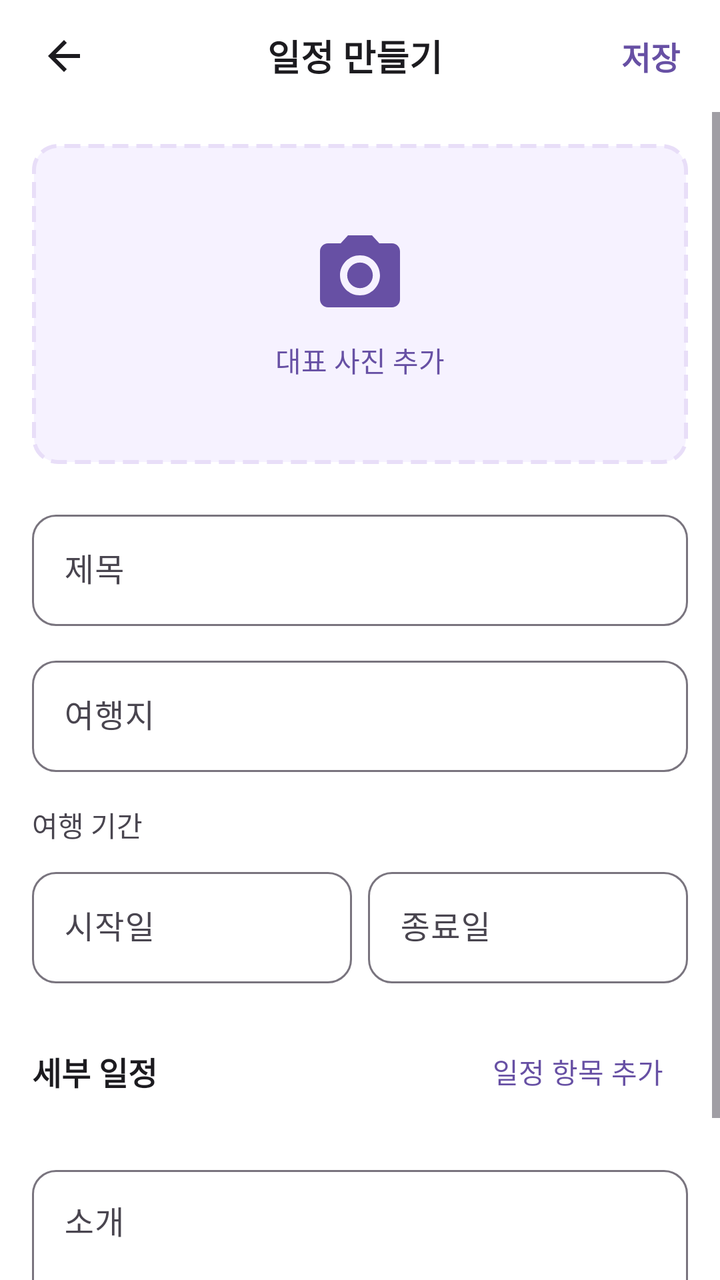
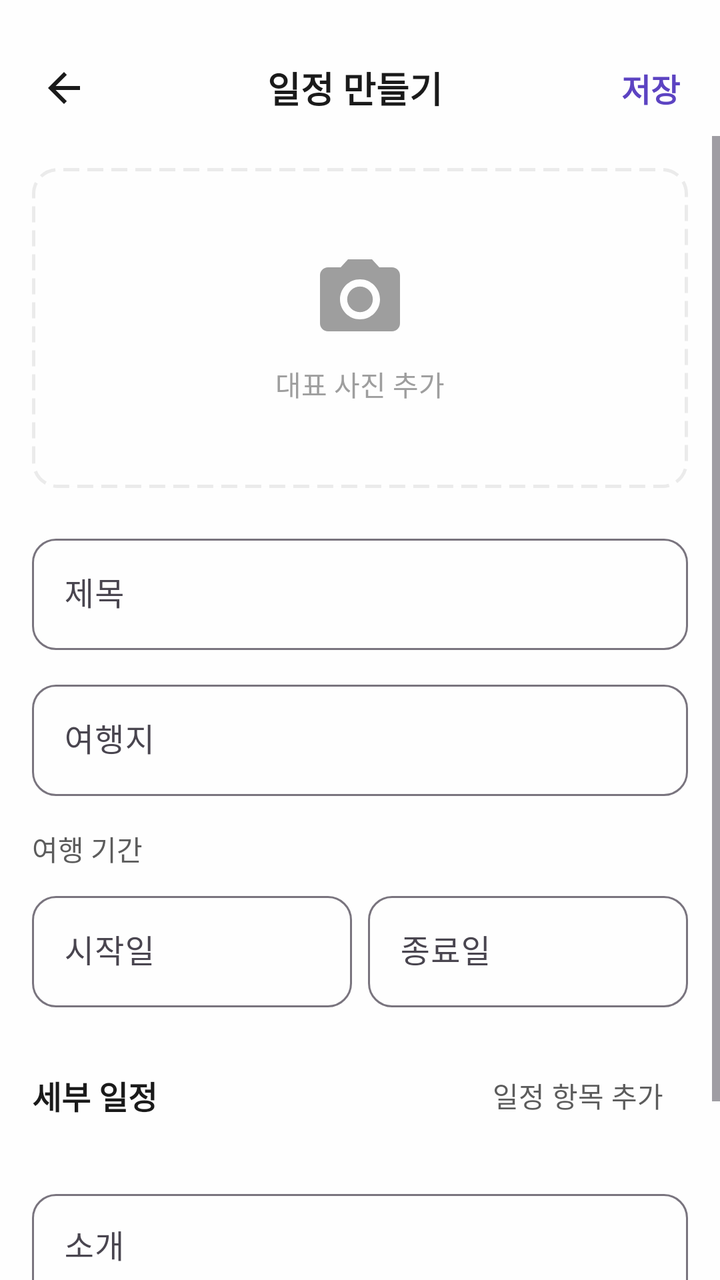

The first picture is an Android layout as it rendered before a commit; the second is the same layout after the commit. The layout source and the unified diff follow.
<!-- AndroidManifest.xml: application theme Theme.TripShare -->
<!-- res/layout/activity_create_itinerary.xml -->
<?xml version="1.0" encoding="utf-8"?>
<LinearLayout xmlns:android="http://schemas.android.com/apk/res/android"
    xmlns:app="http://schemas.android.com/apk/res-auto"
    android:layout_width="match_parent"
    android:layout_height="match_parent"
    android:background="@color/white"
    android:orientation="vertical">

    <LinearLayout
        android:layout_width="match_parent"
        android:layout_height="56dp"
        android:gravity="center_vertical"
        android:orientation="horizontal"
        android:paddingHorizontal="8dp">

        <ImageButton
            android:id="@+id/btn_back"
            android:layout_width="48dp"
            android:layout_height="48dp"
            android:background="?attr/selectableItemBackgroundBorderless"
            android:contentDescription="@null"
            android:src="@drawable/ic_back" />

        <TextView
            android:layout_width="0dp"
            android:layout_height="wrap_content"
            android:layout_weight="1"
            android:gravity="center"
            android:text="@string/create_itinerary"
            android:textColor="@color/text_primary"
            android:textSize="18sp"
            android:textStyle="bold" />

        <TextView
            android:id="@+id/btn_save"
            android:layout_width="wrap_content"
            android:layout_height="wrap_content"
            android:padding="12dp"
            android:text="@string/save"
            android:textColor="@color/purple_primary"
            android:textSize="16sp"
            android:textStyle="bold" />
    </LinearLayout>

    <ScrollView
        android:layout_width="match_parent"
        android:layout_height="0dp"
        android:layout_weight="1">

        <LinearLayout
            android:layout_width="match_parent"
            android:layout_height="wrap_content"
            android:orientation="vertical"
            android:padding="16dp">

            <LinearLayout
                android:layout_width="match_parent"
                android:layout_height="160dp"
                android:background="@drawable/bg_dashed_box"
                android:gravity="center"
                android:orientation="vertical">

                <ImageView
                    android:layout_width="48dp"
                    android:layout_height="48dp"
                    android:contentDescription="@null"
                    android:src="@drawable/ic_camera" />

                <TextView
                    android:layout_width="wrap_content"
                    android:layout_height="wrap_content"
                    android:layout_marginTop="8dp"
                    android:text="@string/add_cover_photo"
                    android:textColor="@color/purple_primary"
                    android:textSize="14sp" />
            </LinearLayout>

            <com.google.android.material.textfield.TextInputLayout
                android:layout_width="match_parent"
                android:layout_height="wrap_content"
                android:layout_marginTop="20dp"
                android:hint="@string/title"
                app:boxBackgroundMode="outline"
                app:boxCornerRadiusBottomEnd="12dp"
                app:boxCornerRadiusBottomStart="12dp"
                app:boxCornerRadiusTopEnd="12dp"
                app:boxCornerRadiusTopStart="12dp">

                <com.google.android.material.textfield.TextInputEditText
                    android:id="@+id/et_title"
                    android:layout_width="match_parent"
                    android:layout_height="wrap_content" />
            </com.google.android.material.textfield.TextInputLayout>

            <com.google.android.material.textfield.TextInputLayout
                android:layout_width="match_parent"
                android:layout_height="wrap_content"
                android:layout_marginTop="12dp"
                android:hint="@string/destination"
                app:boxBackgroundMode="outline"
                app:boxCornerRadiusBottomEnd="12dp"
                app:boxCornerRadiusBottomStart="12dp"
                app:boxCornerRadiusTopEnd="12dp"
                app:boxCornerRadiusTopStart="12dp">

                <com.google.android.material.textfield.TextInputEditText
                    android:id="@+id/et_destination"
                    android:layout_width="match_parent"
                    android:layout_height="wrap_content" />
            </com.google.android.material.textfield.TextInputLayout>

            <TextView
                android:layout_width="wrap_content"
                android:layout_height="wrap_content"
                android:layout_marginTop="16dp"
                android:text="@string/travel_period"
                android:textColor="@color/text_secondary"
                android:textSize="14sp" />

            <LinearLayout
                android:layout_width="match_parent"
                android:layout_height="wrap_content"
                android:layout_marginTop="8dp"
                android:orientation="horizontal">

                <com.google.android.material.textfield.TextInputLayout
                    android:layout_width="0dp"
                    android:layout_height="wrap_content"
                    android:layout_marginEnd="8dp"
                    android:layout_weight="1"
                    android:hint="@string/start_date"
                    app:boxBackgroundMode="outline"
                    app:boxCornerRadiusBottomEnd="12dp"
                    app:boxCornerRadiusBottomStart="12dp"
                    app:boxCornerRadiusTopEnd="12dp"
                    app:boxCornerRadiusTopStart="12dp">

                    <com.google.android.material.textfield.TextInputEditText
                        android:id="@+id/et_start_date"
                        android:layout_width="match_parent"
                        android:layout_height="wrap_content"
                        android:focusable="false"
                        android:inputType="none" />
                </com.google.android.material.textfield.TextInputLayout>

                <com.google.android.material.textfield.TextInputLayout
                    android:layout_width="0dp"
                    android:layout_height="wrap_content"
                    android:layout_weight="1"
                    android:hint="@string/end_date"
                    app:boxBackgroundMode="outline"
                    app:boxCornerRadiusBottomEnd="12dp"
                    app:boxCornerRadiusBottomStart="12dp"
                    app:boxCornerRadiusTopEnd="12dp"
                    app:boxCornerRadiusTopStart="12dp">

                    <com.google.android.material.textfield.TextInputEditText
                        android:id="@+id/et_end_date"
                        android:layout_width="match_parent"
                        android:layout_height="wrap_content"
                        android:focusable="false"
                        android:inputType="none" />
                </com.google.android.material.textfield.TextInputLayout>
            </LinearLayout>

            <LinearLayout
                android:layout_width="match_parent"
                android:layout_height="wrap_content"
                android:layout_marginTop="20dp"
                android:gravity="center_vertical"
                android:orientation="horizontal">

                <TextView
                    android:layout_width="0dp"
                    android:layout_height="wrap_content"
                    android:layout_weight="1"
                    android:text="@string/schedule_section"
                    android:textColor="@color/text_primary"
                    android:textSize="16sp"
                    android:textStyle="bold" />

                <com.google.android.material.button.MaterialButton
                    android:id="@+id/btn_add_schedule"
                    style="@style/Widget.Material3.Button.TextButton"
                    android:layout_width="wrap_content"
                    android:layout_height="wrap_content"
                    android:text="@string/add_schedule"
                    android:textColor="@color/purple_primary" />
            </LinearLayout>

            <androidx.recyclerview.widget.RecyclerView
                android:id="@+id/rv_schedule_input"
                android:layout_width="match_parent"
                android:layout_height="wrap_content"
                android:layout_marginTop="8dp"
                android:nestedScrollingEnabled="false" />

            <com.google.android.material.textfield.TextInputLayout
                android:layout_width="match_parent"
                android:layout_height="wrap_content"
                android:layout_marginTop="12dp"
                android:hint="@string/introduction"
                app:boxBackgroundMode="outline"
                app:boxCornerRadiusBottomEnd="12dp"
                app:boxCornerRadiusBottomStart="12dp"
                app:boxCornerRadiusTopEnd="12dp"
                app:boxCornerRadiusTopStart="12dp"
                app:counterEnabled="true"
                app:counterMaxLength="200">

                <com.google.android.material.textfield.TextInputEditText
                    android:id="@+id/et_intro"
                    android:layout_width="match_parent"
                    android:layout_height="wrap_content"
                    android:gravity="top"
                    android:inputType="textMultiLine"
                    android:lines="4"
                    android:maxLength="200" />
            </com.google.android.material.textfield.TextInputLayout>
        </LinearLayout>
    </ScrollView>
</LinearLayout>
<!-- resources referenced by this layout -->
<resources>
  <color name="purple_primary">#6750A4</color>
  <color name="text_primary">#1C1B1F</color>
  <color name="text_secondary">#49454F</color>
  <color name="white">#FFFFFFFF</color>
  <!-- drawable bg_dashed_box (drawable) -->
  <?xml version="1.0" encoding="utf-8"?>
  <shape xmlns:android="http://schemas.android.com/apk/res/android"
      android:shape="rectangle">
      <solid android:color="@color/purple_surface" />
      <stroke
          android:width="2dp"
          android:color="@color/purple_light"
          android:dashWidth="8dp"
          android:dashGap="4dp" />
      <corners android:radius="12dp" />
  </shape>
  <!-- drawable ic_back (drawable) -->
  <vector xmlns:android="http://schemas.android.com/apk/res/android"
      android:width="24dp"
      android:height="24dp"
      android:viewportWidth="24"
      android:viewportHeight="24">
      <path
          android:fillColor="@color/text_primary"
          android:pathData="M20,11H7.83l5.59,-5.59L12,4l-8,8 8,8 1.41,-1.41L7.83,13H20v-2z" />
  </vector>
  <!-- drawable ic_camera (drawable) -->
  <vector xmlns:android="http://schemas.android.com/apk/res/android"
      android:width="48dp"
      android:height="48dp"
      android:viewportWidth="24"
      android:viewportHeight="24">
      <path
          android:fillColor="@color/purple_primary"
          android:pathData="M12,12m-3.2,0a3.2,3.2 0,1 1,6.4 0a3.2,3.2 0,1 1,-6.4 0" />
      <path
          android:fillColor="@color/purple_primary"
          android:pathData="M9,2L7.17,4H4c-1.1,0 -2,0.9 -2,2v12c0,1.1 0.9,2 2,2h16c1.1,0 2,-0.9 2,-2V6c0,-1.1 -0.9,-2 -2,-2h-3.17L15,2H9zM12,17c-2.76,0 -5,-2.24 -5,-5s2.24,-5 5,-5 5,2.24 5,5 -2.24,5 -5,5z" />
  </vector>
  <string name="add_cover_photo">대표 사진 추가</string>
  <string name="add_schedule">일정 항목 추가</string>
  <string name="create_itinerary">일정 만들기</string>
  <string name="destination">여행지</string>
  <string name="end_date">종료일</string>
  <string name="introduction">소개</string>
  <string name="save">저장</string>
  <string name="schedule_section">세부 일정</string>
  <string name="start_date">시작일</string>
  <string name="title">제목</string>
  <string name="travel_period">여행 기간</string>
  <style name="Theme.TripShare" parent="Base.Theme.TripShare" />
  <color name="purple_surface">#F6F2FF</color>
  <color name="purple_light">#E8DEF8</color>
  <style name="Base.Theme.TripShare" parent="Theme.Material3.DayNight.NoActionBar">
          <item name="colorPrimary">@color/purple_primary</item>
          <item name="colorPrimaryDark">@color/purple_dark</item>
          <item name="colorAccent">@color/purple_primary</item>
          <item name="android:statusBarColor">@color/white</item>
          <item name="android:windowLightStatusBar">true</item>
          <item name="android:navigationBarColor">@color/white</item>
      </style>
  <color name="purple_dark">#4F378B</color>
</resources>

<!-- the commit's change to res/layout/activity_create_itinerary.xml (unified diff, before → after) -->
@@ -3,15 +3,19 @@
     xmlns:app="http://schemas.android.com/apk/res-auto"
     android:layout_width="match_parent"
     android:layout_height="match_parent"
-    android:background="@color/white"
+    android:background="@color/background"
+    android:fitsSystemWindows="true"
     android:orientation="vertical">
 
     <LinearLayout
+        android:id="@+id/toolbar"
         android:layout_width="match_parent"
-        android:layout_height="56dp"
+        android:layout_height="wrap_content"
         android:gravity="center_vertical"
+        android:minHeight="@dimen/toolbar_min_height"
         android:orientation="horizontal"
-        android:paddingHorizontal="8dp">
+        android:paddingHorizontal="8dp"
+        android:paddingTop="@dimen/screen_top_extra">
 
         <ImageButton
             android:id="@+id/btn_back"
@@ -45,7 +49,8 @@
     <ScrollView
         android:layout_width="match_parent"
         android:layout_height="0dp"
-        android:layout_weight="1">
+        android:layout_weight="1"
+        android:clipToPadding="false">
 
         <LinearLayout
             android:layout_width="match_parent"
@@ -71,7 +76,7 @@
                     android:layout_height="wrap_content"
                     android:layout_marginTop="8dp"
                     android:text="@string/add_cover_photo"
-                    android:textColor="@color/purple_primary"
+                    android:textColor="@color/text_hint"
                     android:textSize="14sp" />
             </LinearLayout>
 
@@ -185,7 +190,7 @@
                     android:layout_width="wrap_content"
                     android:layout_height="wrap_content"
                     android:text="@string/add_schedule"
-                    android:textColor="@color/purple_primary" />
+                    android:textColor="@color/text_secondary" />
             </LinearLayout>
 
             <androidx.recyclerview.widget.RecyclerView
<!-- resource entries referenced after the edit -->
@@ -1,17 +1,20 @@
 <!-- resources referenced by this layout -->
 <resources>
-  <color name="purple_primary">#6750A4</color>
-  <color name="text_primary">#1C1B1F</color>
-  <color name="text_secondary">#49454F</color>
-  <color name="white">#FFFFFFFF</color>
+  <color name="background">#FEFEFE</color>
+  <color name="purple_primary">#5C43C2</color>
+  <color name="text_hint">#9E9E9E</color>
+  <color name="text_primary">#1A1A1A</color>
+  <color name="text_secondary">#5C5C5C</color>
+  <dimen name="screen_top_extra">20dp</dimen>
+  <dimen name="toolbar_min_height">56dp</dimen>
   <!-- drawable bg_dashed_box (drawable) -->
   <?xml version="1.0" encoding="utf-8"?>
   <shape xmlns:android="http://schemas.android.com/apk/res/android"
       android:shape="rectangle">
-      <solid android:color="@color/purple_surface" />
+      <solid android:color="@color/background" />
       <stroke
-          android:width="2dp"
-          android:color="@color/purple_light"
+          android:width="1.5dp"
+          android:color="@color/divider"
           android:dashWidth="8dp"
           android:dashGap="4dp" />
       <corners android:radius="12dp" />
@@ -33,10 +36,10 @@
       android:viewportWidth="24"
       android:viewportHeight="24">
       <path
-          android:fillColor="@color/purple_primary"
+          android:fillColor="@color/text_hint"
           android:pathData="M12,12m-3.2,0a3.2,3.2 0,1 1,6.4 0a3.2,3.2 0,1 1,-6.4 0" />
       <path
-          android:fillColor="@color/purple_primary"
+          android:fillColor="@color/text_hint"
           android:pathData="M9,2L7.17,4H4c-1.1,0 -2,0.9 -2,2v12c0,1.1 0.9,2 2,2h16c1.1,0 2,-0.9 2,-2V6c0,-1.1 -0.9,-2 -2,-2h-3.17L15,2H9zM12,17c-2.76,0 -5,-2.24 -5,-5s2.24,-5 5,-5 5,2.24 5,5 -2.24,5 -5,5z" />
   </vector>
   <string name="add_cover_photo">대표 사진 추가</string>
@@ -51,16 +54,21 @@
   <string name="title">제목</string>
   <string name="travel_period">여행 기간</string>
   <style name="Theme.TripShare" parent="Base.Theme.TripShare" />
-  <color name="purple_surface">#F6F2FF</color>
-  <color name="purple_light">#E8DEF8</color>
+  <color name="divider">#EBEBEB</color>
   <style name="Base.Theme.TripShare" parent="Theme.Material3.DayNight.NoActionBar">
           <item name="colorPrimary">@color/purple_primary</item>
           <item name="colorPrimaryDark">@color/purple_dark</item>
           <item name="colorAccent">@color/purple_primary</item>
-          <item name="android:statusBarColor">@color/white</item>
+          <item name="android:colorBackground">@color/background</item>
+          <item name="colorSurface">@color/card_bg</item>
+          <item name="android:windowBackground">@color/background</item>
+          <item name="android:statusBarColor">@color/background</item>
           <item name="android:windowLightStatusBar">true</item>
-          <item name="android:navigationBarColor">@color/white</item>
+          <item name="android:navigationBarColor">@color/background</item>
+          <item name="android:windowLightNavigationBar" tools:targetApi="27">true</item>
+          <item name="android:windowOptOutEdgeToEdgeEnforcement" tools:targetApi="35">true</item>
       </style>
-  <color name="purple_dark">#4F378B</color>
+  <color name="purple_dark">#4A35A0</color>
+  <color name="card_bg">#FFFFFF</color>
 </resources>
 
